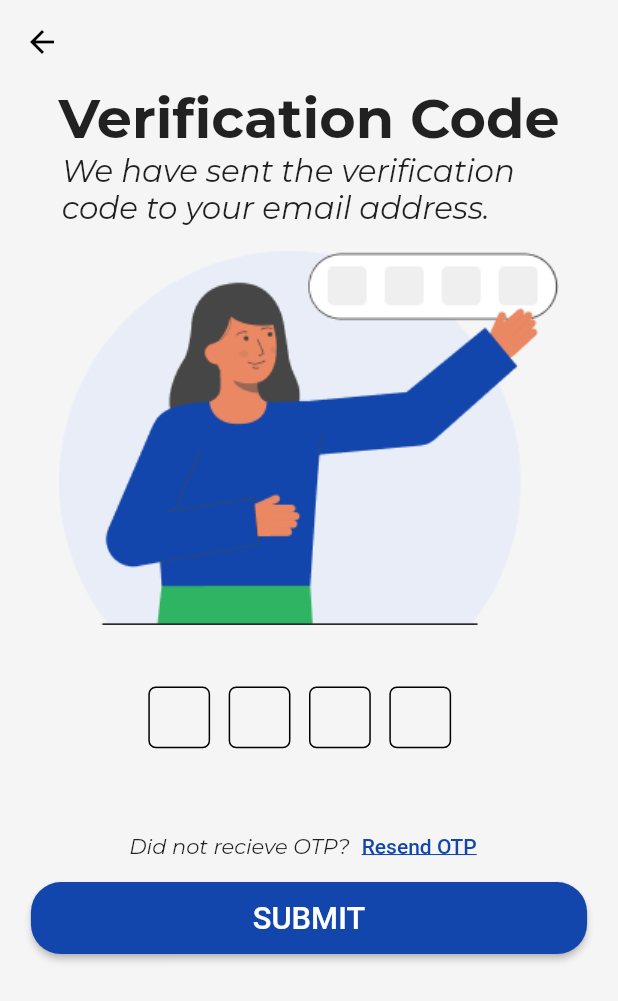
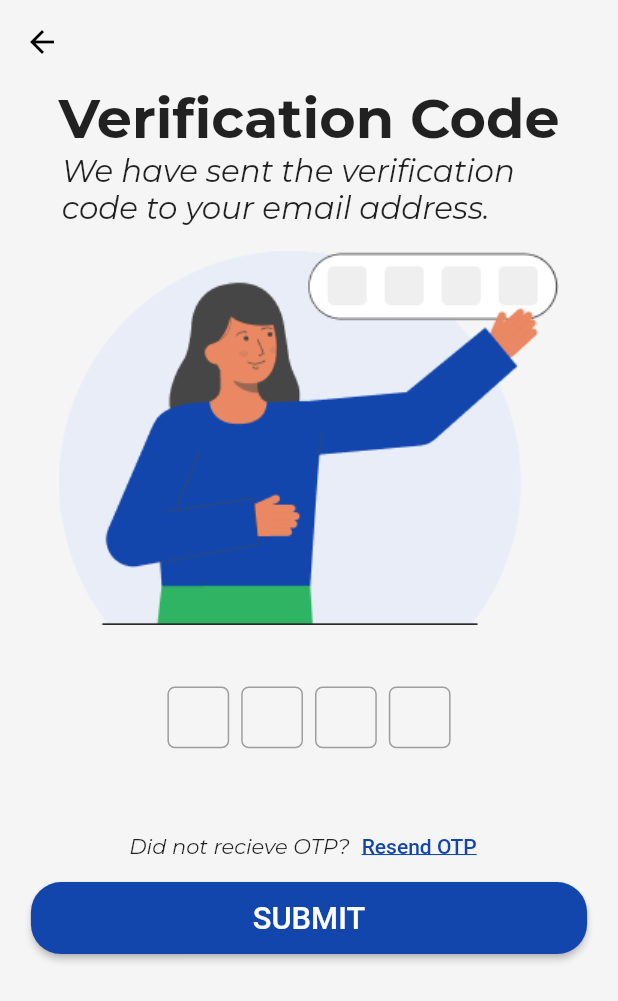
Before and after one commit to lakshya1goel/BytePad, a Flutter app: the OTPVerificationScreen screen opened directly with empty values, on a phone screen of 412 x 824 dp. Shown: the top 1001 px of the screen. Run offline on Flutter 3.47's test engine with Material 2 defaults, Android fonts, the phone set to English and light mode, and no system bars; drawn by our look-alikes of pinput; our stand-ins replace carousel_slider; project files that could hold a hidden picture were left out.

```diff
--- a/lib/Views/Pages/authentication/otp_verification_page.dart
+++ b/lib/Views/Pages/authentication/otp_verification_page.dart
@@ -6,6 +6,7 @@ import '../../../Models/verify_response.dart';
 import '../../../Services/get_otp.dart';
 import '../../../Services/verify_otp.dart';
 import '../../../theme_data.dart';
+import 'package:pinput/pinput.dart';
 
 class OTPVerificationScreen extends StatefulWidget {
   final String email;
@@ -17,16 +18,20 @@ class OTPVerificationScreen extends StatefulWidget {
 
 class _OTPVerificationScreenState extends State<OTPVerificationScreen> {
 
-  List<TextEditingController> controllers = List.generate(4, (index) => TextEditingController());
+  // List<TextEditingController> controllers = List.generate(4, (index) => TextEditingController());
   bool isLoading = false;
+  final TextEditingController _otpController = TextEditingController();
 
-  String getOtp() {
-    String otp = '';
-    for (var controller in controllers) {
-      otp += controller.text;
-    }
-    return otp;
-  }
+  // String getOtp() {
+  //   String otp = '';
+  //   for (var controller in controllers) {
+  //     otp += controller.text;
+  //   }
+  //   return otp;
+  // }
+  final focusNode = FocusNode();
+  final _pinKey = GlobalKey<FormState>();
+
 
   @override
   Widget build(BuildContext context) {
@@ -72,43 +77,77 @@ class _OTPVerificationScreenState extends State<OTPVerificationScreen> {
               Image.asset("assets/images/OTPVerificationImg.png"),
               SizedBox(height: size.height*0.05,),
               Form(
-                child: Row(
-                mainAxisAlignment: MainAxisAlignment.center,
-                children: List.generate(4, (index) {
-                  return Row(
-                    mainAxisAlignment: MainAxisAlignment.center,
-                    children: [
-                      SizedBox(
-                        width: size.width * 0.1,
-                        height: size.height * 0.05,
-                        child: Container(
-                          decoration: BoxDecoration(
-                            border: Border.all(color: Colors.black),
-                            borderRadius: BorderRadius.circular(5),
-                          ),
-                          child: TextField(
-                            controller: controllers[index],
-                            style: TextStyle(
-                              fontSize: 20,
-                            ),
-                            keyboardType: TextInputType.number,
-                            textAlign: TextAlign.center,
-                            inputFormatters: [
-                              LengthLimitingTextInputFormatter(1),
-                              FilteringTextInputFormatter.digitsOnly,
-                            ],
-                            decoration: InputDecoration(
-                              border: InputBorder.none,
-                            ),
-                          ),
-                        ),
-                      ),
-                      SizedBox(width: size.width*0.03,),
-                    ],
-                  );
-                }),
+                child: Pinput(
+                  controller: _otpController,
+                  defaultPinTheme: PinTheme(
+                    textStyle: TextStyle(
+                      fontSize: size.width*0.05,
+                    ),
+                    decoration: BoxDecoration(
+                        border: Border.all(color: Colors.grey),
+                        borderRadius: BorderRadius.circular(5)),
+                    height: size.height * 0.05,
+                    width: size.width * 0.1,
+                  ),
+                  focusNode: focusNode,
+                  // crossAxisAlignment: CrossAxisAlignment.stretch,
+                  mainAxisAlignment: MainAxisAlignment.center,
+                  length: 4,
+                  validator: (value) {
+                    if (value!.length != 4) {
+                      return "Enter the OTP";
+                    }
+                    return null;
+                  },
+                  errorPinTheme: PinTheme(
+                    textStyle: TextStyle(
+                        color: Colors.red,
+                        fontSize: size.width*0.05,
+                    ),
+                    decoration: BoxDecoration(
+                        border: Border.all(color: Colors.red),
+                        borderRadius: BorderRadius.circular(8)),
+                    height: size.height * 0.05,
+                    width: size.width * 0.1,
+                  ),
                 ),
-              ),
+
+
+                // mainAxisAlignment: MainAxisAlignment.center,
+                // children: List.generate(4, (index) {
+                //   return Row(
+                //     mainAxisAlignment: MainAxisAlignment.center,
+                //     children: [
+                //       SizedBox(
+                //         width: size.width * 0.1,
+                //         height: size.height * 0.05,
+                //         child: Container(
+                //           decoration: BoxDecoration(
+                //             border: Border.all(color: Colors.black),
+                //             borderRadius: BorderRadius.circular(5),
+                //           ),
+                //           child: TextField(
+                //             controller: controllers[index],
+                //             style: TextStyle(
+                //               fontSize: 20,
+                //             ),
+                //             keyboardType: TextInputType.number,
+                //             textAlign: TextAlign.center,
+                //             inputFormatters: [
+                //               LengthLimitingTextInputFormatter(1),
+                //               FilteringTextInputFormatter.digitsOnly,
+                //             ],
+                //             decoration: InputDecoration(
+                //               border: InputBorder.none,
+                //             ),
+                //           ),
+                //         ),
+                //       ),
+                //       SizedBox(width: size.width*0.03,),
+                //     ],
+                //   );
+                // }),
+                ),
               SizedBox(height: size.height*0.05,),
               Row(
                 mainAxisAlignment: MainAxisAlignment.center,
@@ -137,7 +176,7 @@ class _OTPVerificationScreenState extends State<OTPVerificationScreen> {
                       });
 
                       try {
-                        VerifyResponse result = await verifyResetPasswordOTP(widget.email, getOtp(), context);
+                        VerifyResponse result = await verifyResetPasswordOTP(widget.email, _otpController.text, context);
 
                         setState(() {
                           isLoading = false;
```
